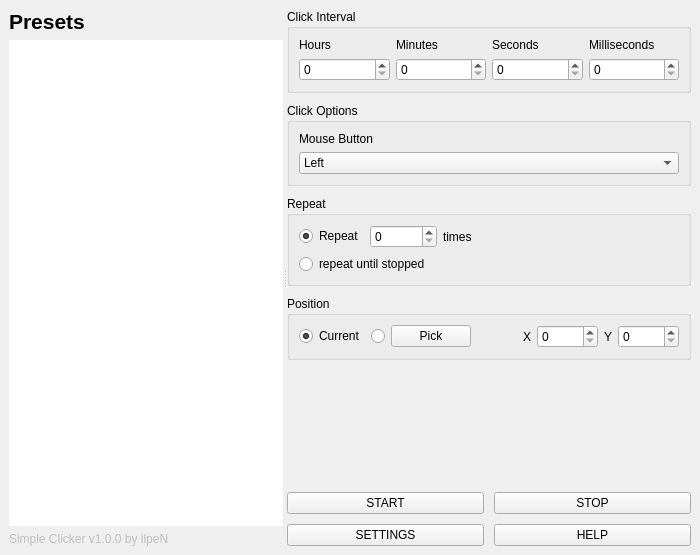
Qt form mainwindow.ui (ilpenSE/simpleclicker) before a commit.
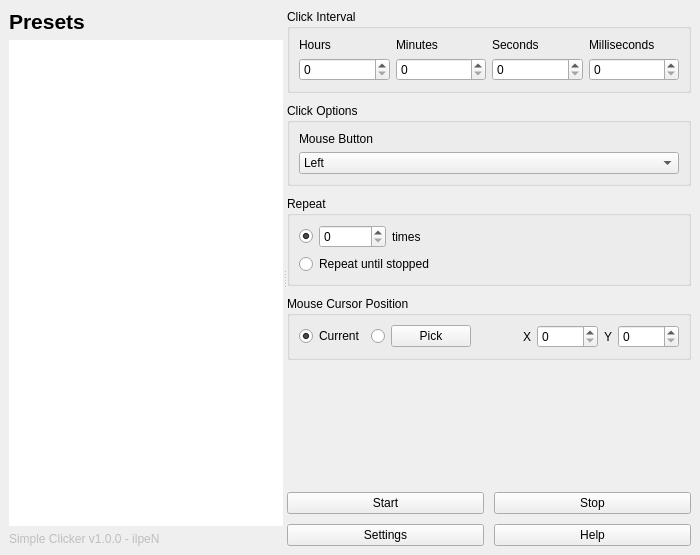
The same form after that commit. Icons and pictures are not drawn.

What changed in the file:
```diff
--- a/mainwindow.ui
+++ b/mainwindow.ui
@@ -115,7 +115,7 @@
            <bool>false</bool>
           </property>
           <property name="text">
-           <string>Simple Clicker v1.0.0 by ilpeN</string>
+           <string>Simple Clicker v1.0.0 - ilpeN</string>
           </property>
          </widget>
         </item>
@@ -263,7 +263,7 @@
              <item>
               <widget class="QRadioButton" name="repeatCountRadio">
                <property name="text">
-                <string>Repeat</string>
+                <string/>
                </property>
                <property name="checked">
                 <bool>true</bool>
@@ -302,7 +302,7 @@
            <item>
             <widget class="QRadioButton" name="repeatUntilStoppedRadio">
              <property name="text">
-              <string>repeat until stopped</string>
+              <string>Repeat until stopped</string>
              </property>
             </widget>
            </item>
@@ -312,7 +312,7 @@
         <item>
          <widget class="QGroupBox" name="positionBox">
           <property name="title">
-           <string>Position</string>
+           <string>Mouse Cursor Position</string>
           </property>
           <layout class="QHBoxLayout" name="positionHLayout">
            <item>
@@ -403,14 +403,14 @@
             <item>
              <widget class="QPushButton" name="startButton">
               <property name="text">
-               <string>START</string>
+               <string>Start</string>
               </property>
              </widget>
             </item>
             <item>
              <widget class="QPushButton" name="stopButton">
               <property name="text">
-               <string>STOP</string>
+               <string>Stop</string>
               </property>
              </widget>
             </item>
@@ -421,14 +421,14 @@
             <item>
              <widget class="QPushButton" name="settingsBtn">
               <property name="text">
-               <string>SETTINGS</string>
+               <string>Settings</string>
               </property>
              </widget>
             </item>
             <item>
              <widget class="QPushButton" name="helpBtn">
               <property name="text">
-               <string>HELP</string>
+               <string>Help</string>
               </property>
              </widget>
             </item>
```
Left out of the diff: 10 changed lines with no effect on the pictures.
